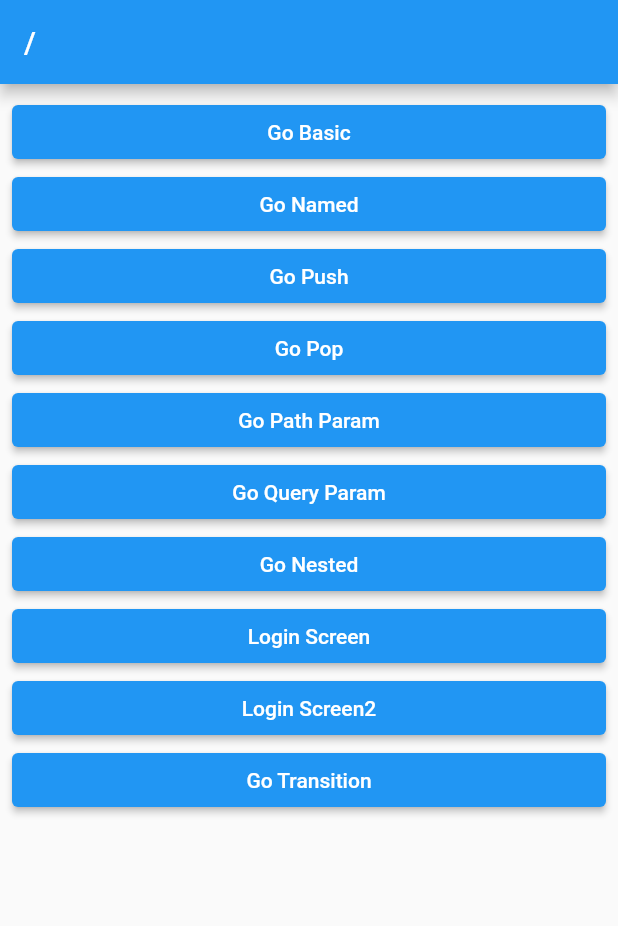
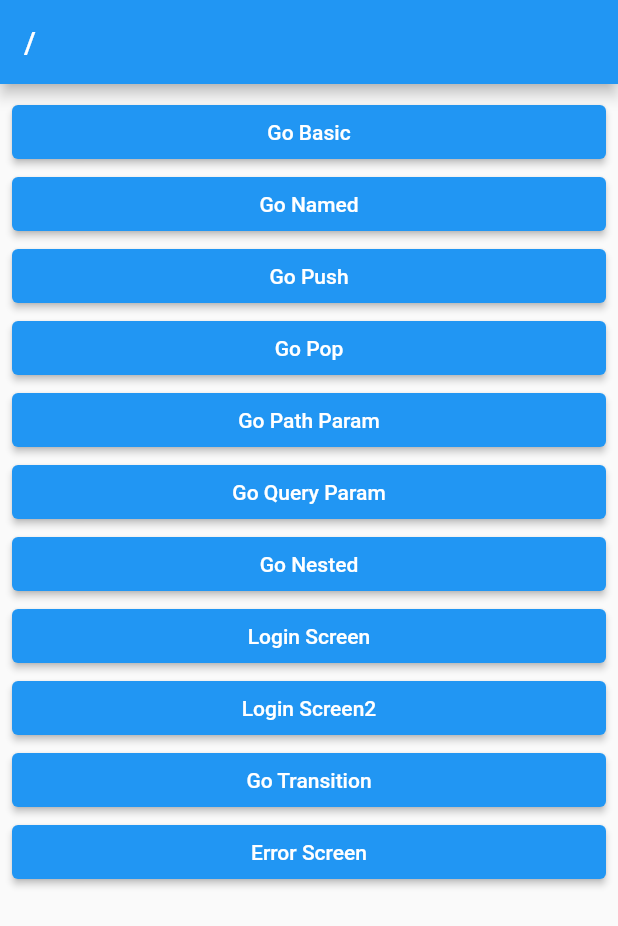
Before and after one commit to walkerJung/flutter_go_router, a Flutter app: the screen it shows after launch, on a phone screen of 412 x 824 dp. Shown: the top 926 px of the screen. Run offline on Flutter 3.47's test engine with Material 2 defaults, Android fonts, the phone set to English and light mode, and no system bars; our stand-ins replace go_router.

Commit message:
feat: Error Screen

```diff
--- a/lib/route/router.dart
+++ b/lib/route/router.dart
@@ -1,6 +1,7 @@
 import 'package:flutter/material.dart';
 import 'package:flutter_go_router/screens/10_transition_screen_1.dart';
 import 'package:flutter_go_router/screens/10_transition_screen_2.dart';
+import 'package:flutter_go_router/screens/11_error_screen.dart';
 import 'package:flutter_go_router/screens/1_basic_screen.dart';
 import 'package:flutter_go_router/screens/2_named_screen.dart';
 import 'package:flutter_go_router/screens/3_push_screen.dart';
@@ -168,4 +169,7 @@ final router = GoRouter(
       ],
     ),
   ],
+  errorBuilder: (context, state) => ErrorScreen(
+    error: state.error.toString(),
+  ),
 );
--- a/lib/screens/root_screen.dart
+++ b/lib/screens/root_screen.dart
@@ -70,6 +70,12 @@ class RootScreen extends StatelessWidget {
             },
             child: const Text('Go Transition'),
           ),
+          ElevatedButton(
+            onPressed: () {
+              context.go('/error');
+            },
+            child: const Text('Error Screen'),
+          ),
         ],
       ),
     );
```
Also changed, not shown: lib/screens/11_error_screen.dart (added, +30 -0 lines), 1 other file.
